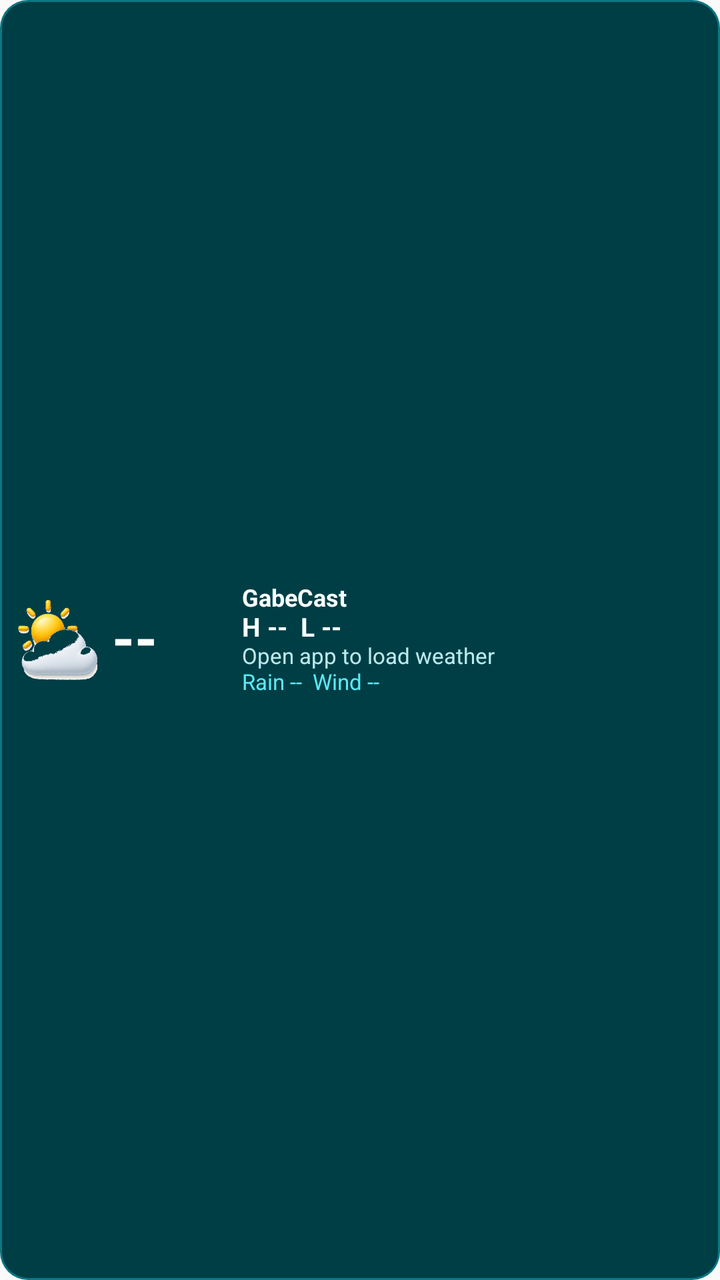
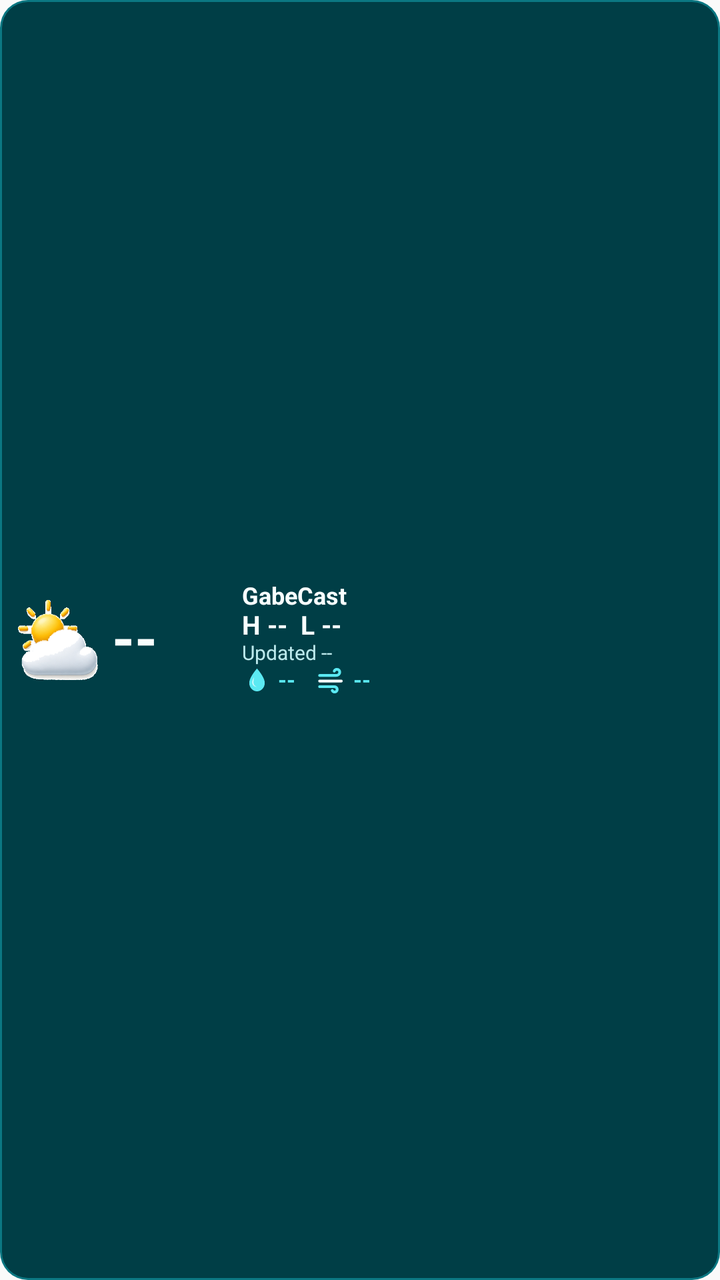

Two renders of the same Android screen: before a commit and after it. Below are the layout's source before the change and the commit's diff.
<!-- AndroidManifest.xml: application theme Theme.GabeCast -->
<!-- res/layout/widget_detailed_weather.xml -->
<?xml version="1.0" encoding="utf-8"?>
<LinearLayout xmlns:android="http://schemas.android.com/apk/res/android"
    android:id="@+id/widget_root"
    android:layout_width="match_parent"
    android:layout_height="match_parent"
    android:background="@drawable/widget_background"
    android:gravity="center_vertical"
    android:orientation="horizontal"
    android:padding="9dp">

    <LinearLayout
        android:layout_width="104dp"
        android:layout_height="wrap_content"
        android:gravity="center_vertical"
        android:orientation="horizontal">

        <ImageView
            android:id="@+id/widget_icon"
            android:layout_width="40dp"
            android:layout_height="40dp"
            android:contentDescription="Weather"
            android:scaleType="fitCenter"
            android:src="@drawable/ic_weather_partly_cloudy" />

        <TextView
            android:id="@+id/widget_temp"
            android:layout_width="wrap_content"
            android:layout_height="wrap_content"
            android:layout_marginStart="7dp"
            android:includeFontPadding="false"
            android:text="--"
            android:textColor="#F8FFFF"
            android:textSize="29sp"
            android:textStyle="bold" />
    </LinearLayout>

    <LinearLayout
        android:layout_width="0dp"
        android:layout_height="wrap_content"
        android:layout_marginStart="8dp"
        android:layout_weight="1"
        android:gravity="center_vertical"
        android:orientation="vertical">

        <TextView
            android:id="@+id/widget_location"
            android:layout_width="match_parent"
            android:layout_height="wrap_content"
            android:ellipsize="end"
            android:includeFontPadding="false"
            android:maxLines="1"
            android:text="GabeCast"
            android:textColor="#F8FFFF"
            android:textSize="12sp"
            android:textStyle="bold" />

        <TextView
            android:id="@+id/widget_high_low"
            android:layout_width="match_parent"
            android:layout_height="wrap_content"
            android:ellipsize="end"
            android:includeFontPadding="false"
            android:maxLines="1"
            android:text="H --  L --"
            android:textColor="#F8FFFF"
            android:textSize="13sp"
            android:textStyle="bold" />

        <TextView
            android:id="@+id/widget_condition"
            android:layout_width="match_parent"
            android:layout_height="wrap_content"
            android:ellipsize="end"
            android:includeFontPadding="false"
            android:maxLines="1"
            android:text="Open app to load weather"
            android:textColor="#BCE9EC"
            android:textSize="11sp" />

        <TextView
            android:id="@+id/widget_precip_wind"
            android:layout_width="match_parent"
            android:layout_height="wrap_content"
            android:ellipsize="end"
            android:includeFontPadding="false"
            android:maxLines="1"
            android:text="Rain --  Wind --"
            android:textColor="#5BE9F2"
            android:textSize="11sp" />
    </LinearLayout>
</LinearLayout>
<!-- resources referenced by this layout -->
<resources>
  <!-- drawable ic_weather_partly_cloudy: png bitmap (drawable-nodpi, 65106 bytes) -->
  <!-- drawable widget_background (drawable) -->
  <?xml version="1.0" encoding="utf-8"?>
  <layer-list xmlns:android="http://schemas.android.com/apk/res/android">
      <item>
          <shape>
              <solid android:color="#0B7782" />
              <corners android:radius="14dp" />
          </shape>
      </item>
      <item
          android:bottom="1dp"
          android:left="1dp"
          android:right="1dp"
          android:top="1dp">
          <shape>
              <solid android:color="#003E46" />
              <corners android:radius="13dp" />
          </shape>
      </item>
  </layer-list>
  <style name="Theme.GabeCast" parent="android:style/Theme.Material.Light.NoActionBar">
          <item name="android:windowActionBar">false</item>
          <item name="android:windowNoTitle">true</item>
          <item name="android:windowLightStatusBar">true</item>
          <item name="android:statusBarColor">@android:color/transparent</item>
          <item name="android:navigationBarColor">@android:color/transparent</item>
      </style>
</resources>

<!-- the commit's change to res/layout/widget_detailed_weather.xml (unified diff, before → after) -->
@@ -67,25 +67,58 @@
             android:textStyle="bold" />
 
         <TextView
-            android:id="@+id/widget_condition"
+            android:id="@+id/widget_updated"
             android:layout_width="match_parent"
             android:layout_height="wrap_content"
             android:ellipsize="end"
             android:includeFontPadding="false"
             android:maxLines="1"
-            android:text="Open app to load weather"
+            android:text="Updated --"
             android:textColor="#BCE9EC"
-            android:textSize="11sp" />
+            android:textSize="10sp" />
 
-        <TextView
-            android:id="@+id/widget_precip_wind"
+        <LinearLayout
             android:layout_width="match_parent"
             android:layout_height="wrap_content"
-            android:ellipsize="end"
-            android:includeFontPadding="false"
-            android:maxLines="1"
-            android:text="Rain --  Wind --"
-            android:textColor="#5BE9F2"
-            android:textSize="11sp" />
+            android:gravity="center_vertical"
+            android:orientation="horizontal">
+
+            <ImageView
+                android:id="@+id/widget_precip_icon"
+                android:layout_width="15dp"
+                android:layout_height="15dp"
+                android:contentDescription="Precipitation"
+                android:src="@drawable/ic_metric_precip" />
+
+            <TextView
+                android:id="@+id/widget_precip_value"
+                android:layout_width="wrap_content"
+                android:layout_height="wrap_content"
+                android:layout_marginStart="3dp"
+                android:includeFontPadding="false"
+                android:text="--"
+                android:textColor="#5BE9F2"
+                android:textSize="11sp"
+                android:textStyle="bold" />
+
+            <ImageView
+                android:id="@+id/widget_wind_icon"
+                android:layout_width="16dp"
+                android:layout_height="16dp"
+                android:layout_marginStart="10dp"
+                android:contentDescription="Wind"
+                android:src="@drawable/ic_metric_wind" />
+
+            <TextView
+                android:id="@+id/widget_wind_value"
+                android:layout_width="wrap_content"
+                android:layout_height="wrap_content"
+                android:layout_marginStart="3dp"
+                android:includeFontPadding="false"
+                android:text="--"
+                android:textColor="#5BE9F2"
+                android:textSize="11sp"
+                android:textStyle="bold" />
+        </LinearLayout>
     </LinearLayout>
 </LinearLayout>
<!-- resource entries referenced after the edit -->
@@ -1,6 +1,53 @@
 <!-- resources referenced by this layout -->
 <resources>
-  <!-- drawable ic_weather_partly_cloudy: png bitmap (drawable-nodpi, 65106 bytes) -->
+  <!-- drawable ic_metric_precip (drawable) -->
+  <?xml version="1.0" encoding="utf-8"?>
+  <vector xmlns:android="http://schemas.android.com/apk/res/android"
+      android:width="24dp"
+      android:height="24dp"
+      android:viewportWidth="24"
+      android:viewportHeight="24">
+      <path
+          android:fillColor="#5BE9F2"
+          android:pathData="M12,2.5C9,6.1 5.8,10.6 5.8,14.1C5.8,17.8 8.6,20.8 12,20.8C15.4,20.8 18.2,17.8 18.2,14.1C18.2,10.6 15,6.1 12,2.5Z" />
+      <path
+          android:fillColor="#F8FFFF"
+          android:fillAlpha="0.72"
+          android:pathData="M9.2,13.6C9.2,15.5 10.5,17 12.1,17.2C10.2,17.4 8.1,15.9 8.1,13.6C8.1,12.3 8.8,10.8 9.6,9.5C9.4,10.9 9.2,12.2 9.2,13.6Z" />
+  </vector>
+  <!-- drawable ic_metric_wind (drawable) -->
+  <?xml version="1.0" encoding="utf-8"?>
+  <vector xmlns:android="http://schemas.android.com/apk/res/android"
+      android:width="24dp"
+      android:height="24dp"
+      android:viewportWidth="24"
+      android:viewportHeight="24">
+      <path
+          android:fillColor="@android:color/transparent"
+          android:pathData="M0,0h24v24h-24z" />
+      <path
+          android:strokeColor="#5BE9F2"
+          android:strokeWidth="2.1"
+          android:strokeLineCap="round"
+          android:strokeLineJoin="round"
+          android:fillColor="@android:color/transparent"
+          android:pathData="M3.2,8.1H15.4C17.1,8.1 18.3,7 18.3,5.6C18.3,4.4 17.4,3.5 16.2,3.5C15.3,3.5 14.6,4 14.2,4.8" />
+      <path
+          android:strokeColor="#F8FFFF"
+          android:strokeWidth="2.1"
+          android:strokeLineCap="round"
+          android:strokeLineJoin="round"
+          android:fillColor="@android:color/transparent"
+          android:pathData="M3.2,12.3H19.5" />
+      <path
+          android:strokeColor="#5BE9F2"
+          android:strokeWidth="2.1"
+          android:strokeLineCap="round"
+          android:strokeLineJoin="round"
+          android:fillColor="@android:color/transparent"
+          android:pathData="M3.2,16.5H14.1C15.5,16.5 16.4,17.4 16.4,18.6C16.4,19.7 15.5,20.5 14.5,20.5C13.7,20.5 13.1,20.1 12.7,19.4" />
+  </vector>
+  <!-- drawable ic_weather_partly_cloudy: png bitmap (drawable-nodpi, 61050 bytes) -->
   <!-- drawable widget_background (drawable) -->
   <?xml version="1.0" encoding="utf-8"?>
   <layer-list xmlns:android="http://schemas.android.com/apk/res/android">
